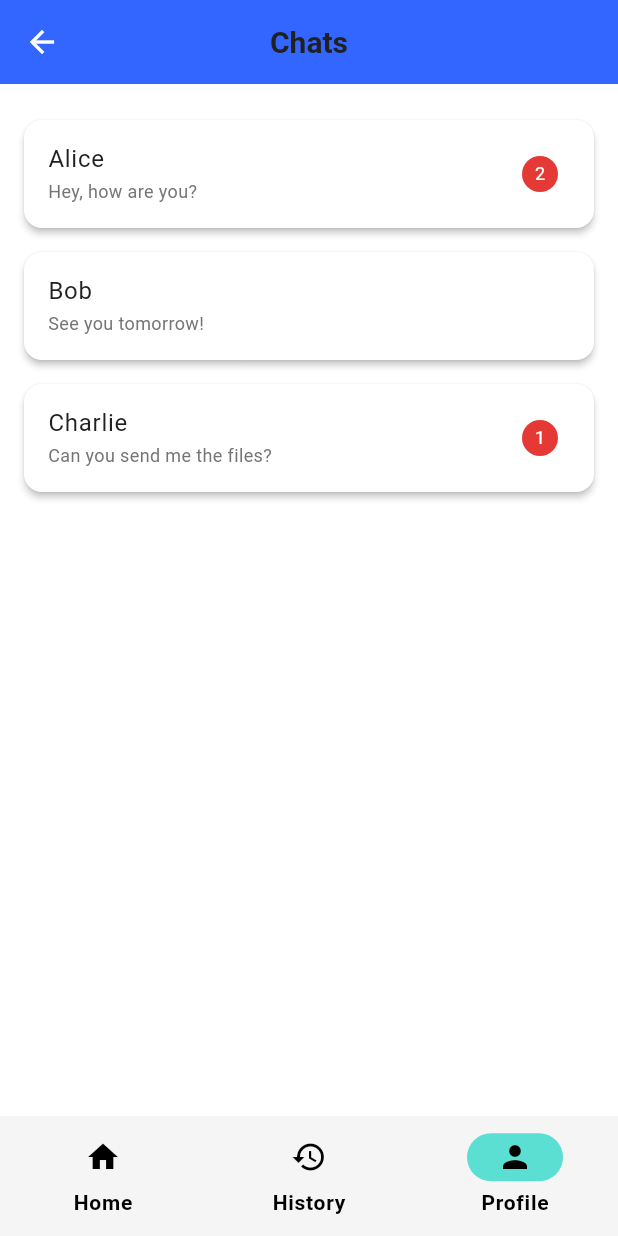
After one commit to plsnoname/webapp, a Flutter app: the ChatListScreen screen opened by its route, on a phone screen of 412 x 824 dp. The commit adds this screen. Run offline on Flutter 3.47's test engine with Material 3 defaults, Android fonts, the phone set to English and light mode, and no system bars; our stand-ins replace app_links, flutter_secure_storage, go_router; missing offline and left inert: auth0_flutter, flutter_inappwebview; accounts and stored records are empty; network calls fail.

Commit message:
added beta messages

```diff
--- /dev/null
+++ b/assets/data/chats_list.json
@@ -0,0 +1,22 @@
+{
+  "chats": [
+    {
+      "chatId": "CHAT001",
+      "name": "Alice",
+      "lastMessage": "Hey, how are you?",
+      "unreadMessages": 2
+    },
+    {
+      "chatId": "CHAT002",
+      "name": "Bob",
+      "lastMessage": "See you tomorrow!",
+      "unreadMessages": 0
+    },
+    {
+      "chatId": "CHAT003",
+      "name": "Charlie",
+      "lastMessage": "Can you send me the files?",
+      "unreadMessages": 1
+    }
+  ]
+}
--- a/lib/features/home/components/custom_search_bar.dart
+++ b/lib/features/home/components/custom_search_bar.dart
@@ -1,8 +1,6 @@
 import 'package:flutter/material.dart';
 import 'package:fatcherappv2/shared/widgets/enhanced_text_field.dart';
 import 'package:fatcherappv2/shared/widgets/custom_button.dart';
-import 'package:fatcherappv2/design_system/spacing.dart';
-import 'package:fatcherappv2/design_system/typography.dart';
 
 class CustomSearchBar extends StatelessWidget {
   final Function(String) onSearch;
--- a/lib/features/home/views/main_screen.dart
+++ b/lib/features/home/views/main_screen.dart
@@ -2,8 +2,6 @@ import 'package:fatcherappv2/features/home/components/custom_search_bar.dart';
 import 'package:flutter/material.dart';
 import '../components/app_bar_title.dart';
 import '../components/hotel_list.dart';
-import 'package:fatcherappv2/design_system/spacing.dart';
-import 'package:fatcherappv2/design_system/typography.dart';
 
 class MainScreen extends StatefulWidget {
   const MainScreen({Key? key}) : super(key: key);
--- a/lib/features/make_reservation/components/checkbox_list_item.dart
+++ b/lib/features/make_reservation/components/checkbox_list_item.dart
@@ -1,6 +1,5 @@
 import 'package:flutter/material.dart';
 import 'package:fatcherappv2/shared/widgets/enhanced_text_field.dart';
-import 'package:fatcherappv2/design_system/spacing.dart';
 
 class CheckboxListItem extends StatelessWidget {
   final String title;
--- /dev/null
+++ b/lib/features/messaging/models/chat.dart
@@ -0,0 +1,22 @@
+class Chat {
+  final String chatId;
+  final String name;
+  final String lastMessage;
+  final int unreadMessages;
+
+  Chat({
+    required this.chatId,
+    required this.name,
+    required this.lastMessage,
+    required this.unreadMessages,
+  });
+
+  factory Chat.fromJson(Map<String, dynamic> json) {
+    return Chat(
+      chatId: json['chatId'],
+      name: json['name'],
+      lastMessage: json['lastMessage'],
+      unreadMessages: json['unreadMessages'],
+    );
+  }
+}
--- /dev/null
+++ b/lib/features/messaging/views/chat_list_screen.dart
@@ -0,0 +1,47 @@
+import 'package:flutter/material.dart';
+import 'dart:convert';
+import 'package:flutter/services.dart' show rootBundle;
+import '../../../design_system/index.dart';
+import '../models/chat.dart';
+import '../widgets/chat_item.dart';
+
+class ChatListScreen extends StatefulWidget {
+  @override
+  _ChatListScreenState createState() => _ChatListScreenState();
+}
+
+class _ChatListScreenState extends State<ChatListScreen> {
+  List<Chat> chats = [];
+
+  @override
+  void initState() {
+    super.initState();
+    loadChats();
+  }
+
+  Future<void> loadChats() async {
+    final String response =
+        await rootBundle.loadString('assets/data/chats_list.json');
+    final data = json.decode(response);
+    setState(() {
+      chats =
+          (data['chats'] as List).map((chat) => Chat.fromJson(chat)).toList();
+    });
+  }
+
+  @override
+  Widget build(BuildContext context) {
+    return Scaffold(
+      appBar: AppBar(
+        title: Text('Chats', style: AppTypography.heading3),
+      ),
+      body: ListView.builder(
+        padding: AppSpacing.paddingMD,
+        itemCount: chats.length,
+        itemBuilder: (context, index) {
+          return ChatItem(chat: chats[index]);
+        },
+      ),
+    );
+  }
+}
--- /dev/null
+++ b/lib/features/messaging/widgets/chat_item.dart
@@ -0,0 +1,38 @@
+import 'package:flutter/material.dart';
+import 'package:go_router/go_router.dart';
+import '../../../design_system/index.dart';
+import '../models/chat.dart';
+
+class ChatItem extends StatelessWidget {
+  final Chat chat;
+
+  const ChatItem({Key? key, required this.chat}) : super(key: key);
+
+  @override
+  Widget build(BuildContext context) {
+    return Card(
+      margin: AppSpacing.paddingVerticalSM,
+      shape: RoundedRectangleBorder(
+        borderRadius: BorderRadius.circular(12),
+      ),
+      child: ListTile(
+        title: Text(chat.name, style: AppTypography.bodyLarge),
+        subtitle: Text(chat.lastMessage, style: AppTypography.bodySmall),
+        trailing: chat.unreadMessages > 0
+            ? CircleAvatar(
+                radius: 12,
+                backgroundColor: AppColors.error,
+                child: Text(
+                  chat.unreadMessages.toString(),
+                  style: AppTypography.caption.copyWith(color: Colors.white),
+                ),
+              )
+            : null,
+        onTap: () {
+          GoRouter.of(context)
+              .push('/settings/messages/chat', extra: chat.chatId);
+        },
+      ),
+    );
+  }
+}
--- a/lib/routes/route_generator.dart
+++ b/lib/routes/route_generator.dart
@@ -8,11 +8,13 @@ import 'package:fatcherappv2/features/profile/views/profile_screen.dart';
 import 'package:fatcherappv2/routes/scaffold_with_nested_navigation.dart';
 import 'package:fatcherappv2/components/in_app_webview.dart';
 import 'package:fatcherappv2/features/history/views/reservation_details_page.dart';
-import 'package:fatcherappv2/features/room_details/view/room_details.dart'; // Add this line
+import 'package:fatcherappv2/features/room_details/view/room_details.dart';
 import 'package:fatcherappv2/features/profile/views/account_settings_page.dart';
 import 'package:fatcherappv2/features/profile/views/privacy_settings_page.dart';
 import 'package:fatcherappv2/features/profile/views/notification_settings_page.dart';
 import 'package:fatcherappv2/features/profile/views/help_support_page.dart';
+import 'package:fatcherappv2/features/messaging/views/chat_list_screen.dart';
+import 'package:fatcherappv2/features/messaging/views/chat_screen.dart';
 
 final GlobalKey<NavigatorState> _rootNavigatorKey = GlobalKey<NavigatorState>();
 final GlobalKey<NavigatorState> _shellNavigatorHomeKey =
@@ -117,6 +119,19 @@ final goRouter = GoRouter(
                   path: 'helpSupport',
                   builder: (context, state) => const HelpSupportPage(),
                 ),
+                GoRoute(
+                  path: 'messages',
+                  builder: (context, state) => ChatListScreen(),
+                  routes: [
+                    GoRoute(
+                      path: 'chat',
+                      builder: (context, state) {
+                        final chatId = state.extra as String;
+                        return ChatScreen(chatId: chatId);
+                      },
+                    ),
+                  ],
+                ),
               ],
             ),
           ],
--- a/lib/shared/widgets/custom_hotel_card.dart
+++ b/lib/shared/widgets/custom_hotel_card.dart
@@ -1,8 +1,6 @@
 import 'package:flutter/material.dart';
 import 'package:fatcherappv2/shared/widgets/image_section.dart';
 import 'package:fatcherappv2/shared/widgets/title_section.dart';
-import 'package:fatcherappv2/shared/widgets/info_section.dart';
-import 'package:fatcherappv2/design_system/spacing.dart';
 
 class CustomHotelCard extends StatelessWidget {
   final String title;
--- a/pubspec.yaml
+++ b/pubspec.yaml
@@ -45,3 +45,5 @@ flutter:
     - assets/data/reservations.json
     - assets/data/res_form.json
     - assets/data/reservation_details.json
+    - assets/data/chats_list.json
+    - assets/data/chat01.json
```
Also changed, not shown: assets/data/chat01.json (added, +147 -0 lines), lib/features/messaging/models/message.dart (added, +42 -0 lines), lib/features/messaging/views/chat_screen.dart (added, +102 -0 lines), lib/features/messaging/widgets/message_item.dart (added, +31 -0 lines), lib/features/profile/views/profile_screen.dart (+7 -0 lines).
